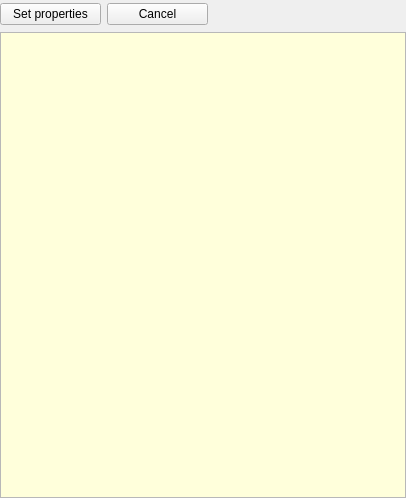
This is ruby/lib/vizkit/widgets/task_inspector/task_inspector_window.ui in rock-core/gui-vizkit as Qt 5 draws it before an edit. The edited form follows.
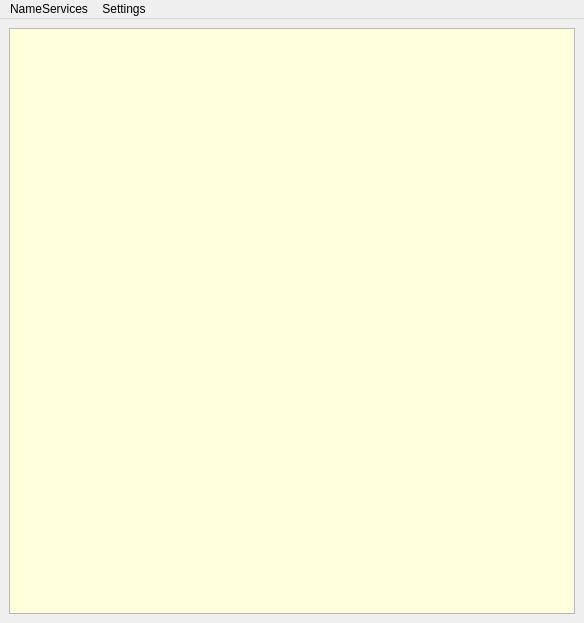
This is the edited form.

The edit to the form file:
```diff
--- a/ruby/lib/vizkit/widgets/task_inspector/task_inspector_window.ui
+++ b/ruby/lib/vizkit/widgets/task_inspector/task_inspector_window.ui
@@ -1,65 +1,24 @@
 <?xml version="1.0" encoding="UTF-8"?>
 <ui version="4.0">
- <class>Form</class>
- <widget class="QWidget" name="Form">
+ <class>MainWindow</class>
+ <widget class="QMainWindow" name="MainWindow">
   <property name="geometry">
    <rect>
     <x>0</x>
     <y>0</y>
-    <width>406</width>
-    <height>498</height>
+    <width>584</width>
+    <height>623</height>
    </rect>
   </property>
-  <property name="sizePolicy">
-   <sizepolicy hsizetype="Expanding" vsizetype="Expanding">
-    <horstretch>1</horstretch>
-    <verstretch>1</verstretch>
-   </sizepolicy>
-  </property>
-  <property name="minimumSize">
-   <size>
-    <width>400</width>
-    <height>200</height>
-   </size>
-  </property>
-  <property name="maximumSize">
-   <size>
-    <width>16777215</width>
-    <height>16777215</height>
-   </size>
-  </property>
-  <property name="baseSize">
-   <size>
-    <width>0</width>
-    <height>0</height>
-   </size>
-  </property>
   <property name="windowTitle">
    <string>Task Inspector</string>
   </property>
-  <layout class="QFormLayout" name="formLayout">
-   <property name="sizeConstraint">
-    <enum>QLayout::SetNoConstraint</enum>
-   </property>
-   <property name="fieldGrowthPolicy">
-    <enum>QFormLayout::ExpandingFieldsGrow</enum>
-   </property>
-   <property name="formAlignment">
-    <set>Qt::AlignLeading|Qt::AlignLeft|Qt::AlignTop</set>
-   </property>
-   <property name="horizontalSpacing">
-    <number>0</number>
-   </property>
-   <property name="verticalSpacing">
-    <number>5</number>
-   </property>
-   <property name="margin">
-    <number>0</number>
-   </property>
-   <item row="2" column="1">
+  <widget class="QWidget" name="centralwidget">
+   <layout class="QHBoxLayout" name="horizontalLayout">
+    <item>
     <widget class="QTreeView" name="treeView">
      <property name="sizePolicy">
-      <sizepolicy hsizetype="Expanding" vsizetype="Expanding">
+       <sizepolicy hsizetype="MinimumExpanding" vsizetype="MinimumExpanding">
        <horstretch>1</horstretch>
        <verstretch>1</verstretch>
       </sizepolicy>
@@ -140,6 +99,12 @@
      <property name="frameShape">
       <enum>QFrame::StyledPanel</enum>
      </property>
+      <property name="verticalScrollBarPolicy">
+       <enum>Qt::ScrollBarAsNeeded</enum>
+      </property>
+      <property name="horizontalScrollBarPolicy">
+       <enum>Qt::ScrollBarAsNeeded</enum>
+      </property>
      <property name="autoScroll">
       <bool>false</bool>
      </property>
@@ -158,11 +123,20 @@
      <property name="verticalScrollMode">
       <enum>QAbstractItemView::ScrollPerPixel</enum>
      </property>
+      <property name="rootIsDecorated">
+       <bool>true</bool>
+      </property>
+      <property name="uniformRowHeights">
+       <bool>true</bool>
+      </property>
+      <property name="sortingEnabled">
+       <bool>false</bool>
+      </property>
      <attribute name="headerCascadingSectionResizes">
       <bool>false</bool>
      </attribute>
      <attribute name="headerDefaultSectionSize">
-      <number>400</number>
+       <number>200</number>
      </attribute>
      <attribute name="headerMinimumSectionSize">
       <number>0</number>
@@ -172,70 +146,37 @@
      </attribute>
     </widget>
    </item>
-   <item row="1" column="1">
-    <widget class="QFrame" name="buttonFrame">
-     <property name="enabled">
-      <bool>true</bool>
-     </property>
-     <property name="minimumSize">
-      <size>
-       <width>406</width>
-       <height>27</height>
-      </size>
-     </property>
-     <property name="maximumSize">
-      <size>
-       <width>0</width>
-       <height>16777215</height>
-      </size>
-     </property>
-     <property name="frameShape">
-      <enum>QFrame::NoFrame</enum>
-     </property>
-     <property name="frameShadow">
-      <enum>QFrame::Raised</enum>
-     </property>
-     <property name="lineWidth">
-      <number>0</number>
-     </property>
-     <widget class="QWidget" name="layoutWidget">
+   </layout>
+  </widget>
+  <widget class="QMenuBar" name="menubar">
       <property name="geometry">
        <rect>
         <x>0</x>
         <y>0</y>
-        <width>208</width>
-        <height>29</height>
-       </rect>
-      </property>
-      <layout class="QHBoxLayout" name="horizontalLayout_3">
-       <property name="leftMargin">
-        <number>0</number>
-       </property>
-       <property name="bottomMargin">
-        <number>0</number>
-       </property>
-       <item>
-        <widget class="QPushButton" name="setPropButton">
-         <property name="text">
-          <string>Set properties</string>
-         </property>
-         <property name="checkable">
-          <bool>false</bool>
-         </property>
-        </widget>
-       </item>
-       <item>
-        <widget class="QPushButton" name="cancelPropButton">
-         <property name="text">
-          <string>Cancel</string>
-         </property>
-        </widget>
-       </item>
-      </layout>
-     </widget>
-    </widget>
-   </item>
-  </layout>
+     <width>584</width>
+     <height>25</height>
+    </rect>
+   </property>
+   <widget class="QMenu" name="menuNameServices">
+    <property name="title">
+     <string>NameServices</string>
+    </property>
+    <addaction name="separator"/>
+    <addaction name="actionAdd_name_service"/>
+   </widget>
+   <widget class="QMenu" name="menuSettings">
+    <property name="title">
+     <string>Settings</string>
+    </property>
+   </widget>
+   <addaction name="menuNameServices"/>
+   <addaction name="menuSettings"/>
+  </widget>
+  <action name="actionAdd_name_service">
+   <property name="text">
+    <string>add CORBA</string>
+   </property>
+  </action>
  </widget>
  <resources/>
  <connections/>
```
Left out of the diff: 2 changed lines with no effect on the pictures. Lines whose indentation alone changed are shown as unchanged.
